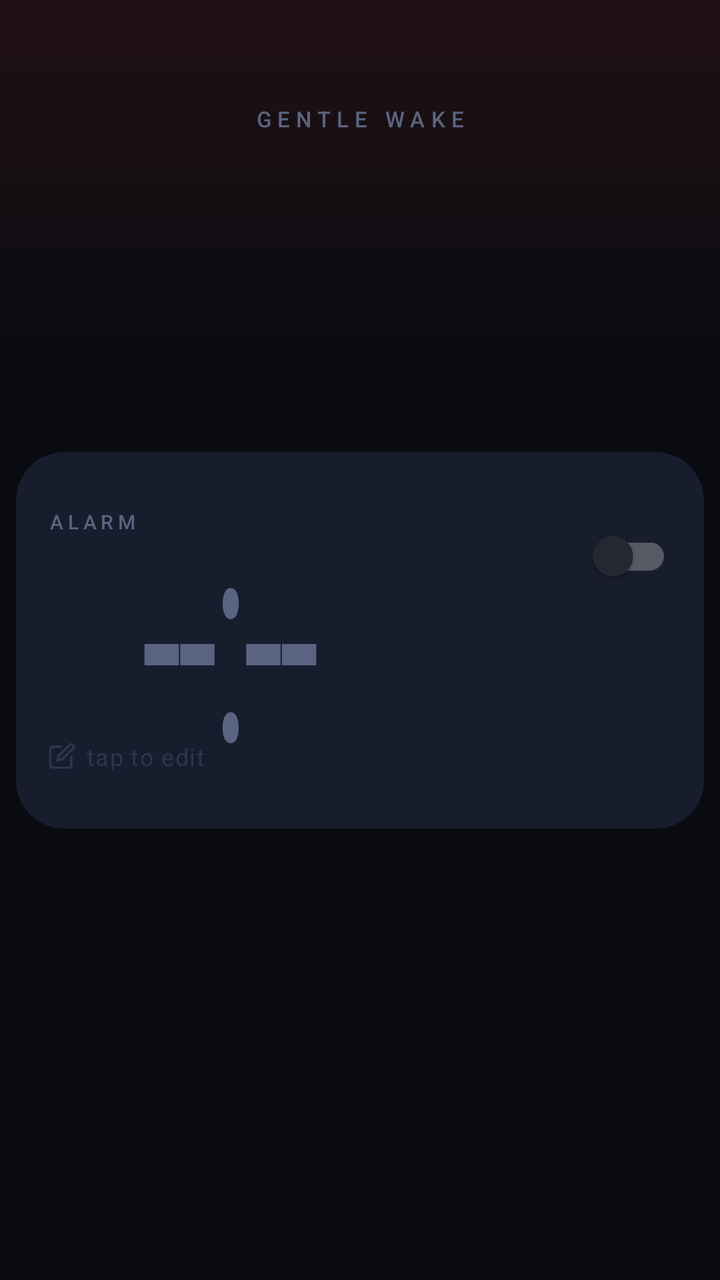
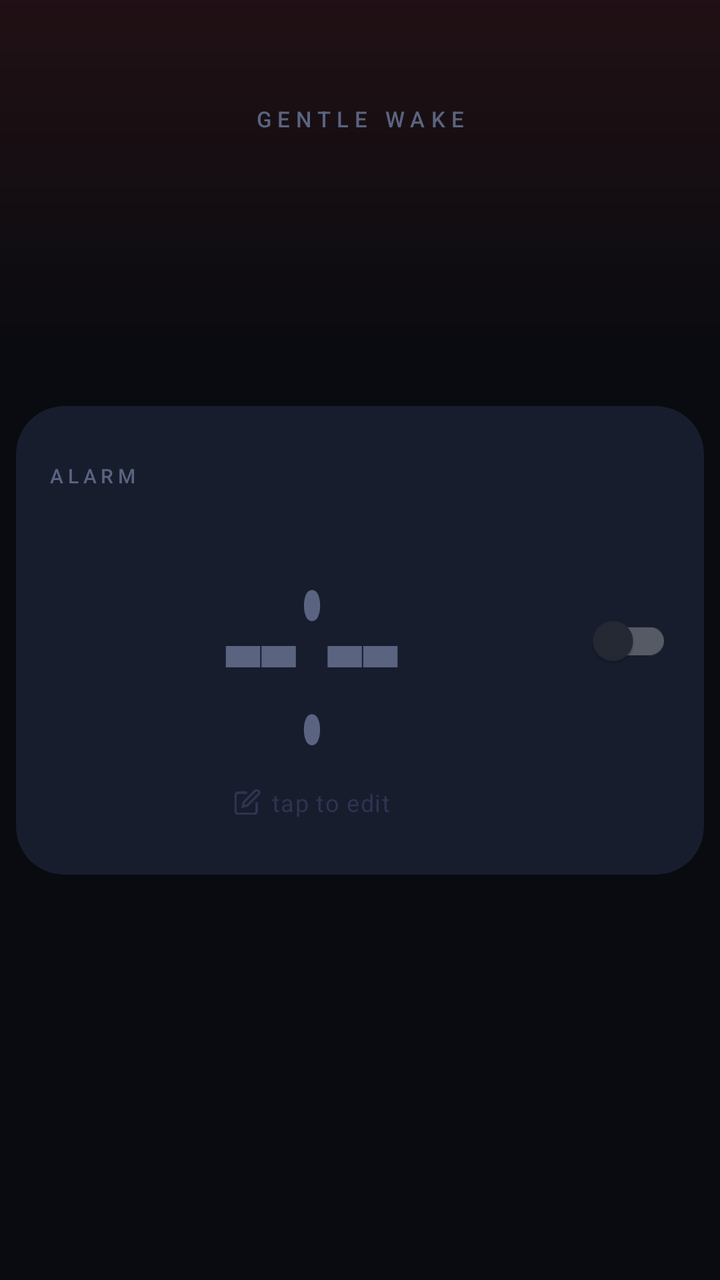

An Android layout rendered at two revisions. The XML below is the earlier revision; the diff shows what the commit changed to produce the second picture.
<!-- AndroidManifest.xml: application theme Theme.AlarmClock -->
<!-- res/layout/activity_main.xml -->
<?xml version="1.0" encoding="utf-8"?>
<androidx.constraintlayout.widget.ConstraintLayout
    xmlns:android="http://schemas.android.com/apk/res/android"
    xmlns:app="http://schemas.android.com/apk/res-auto"
    android:layout_width="match_parent"
    android:layout_height="match_parent"
    android:background="@color/bg_deep">

    
    <View
        android:id="@+id/topGlow"
        android:layout_width="0dp"
        android:layout_height="180dp"
        android:background="@drawable/bg_top_glow"
        app:layout_constraintTop_toTopOf="parent"
        app:layout_constraintStart_toStartOf="parent"
        app:layout_constraintEnd_toEndOf="parent" />

    
    <TextView
        android:id="@+id/tvAppLabel"
        android:layout_width="wrap_content"
        android:layout_height="wrap_content"
        android:text="GENTLE WAKE"
        android:textColor="@color/text_secondary"
        android:textSize="11sp"
        android:letterSpacing="0.28"
        android:fontFamily="sans-serif-medium"
        app:layout_constraintTop_toTopOf="parent"
        app:layout_constraintStart_toStartOf="parent"
        app:layout_constraintEnd_toEndOf="parent"
        android:layout_marginTop="52dp" />

    
    <androidx.cardview.widget.CardView
        android:id="@+id/cardAlarm"
        android:layout_width="0dp"
        android:layout_height="wrap_content"
        android:layout_marginStart="8dp"
        android:layout_marginEnd="8dp"
        app:cardBackgroundColor="@color/bg_card"
        app:cardCornerRadius="24dp"
        app:cardElevation="0dp"
        app:layout_constraintTop_toTopOf="parent"
        app:layout_constraintBottom_toBottomOf="parent"
        app:layout_constraintStart_toStartOf="parent"
        app:layout_constraintEnd_toEndOf="parent">

        <androidx.constraintlayout.widget.ConstraintLayout
            android:layout_width="match_parent"
            android:layout_height="wrap_content"
            android:paddingStart="16dp"
            android:paddingEnd="16dp"
            android:paddingTop="28dp"
            android:paddingBottom="28dp">

            
            <TextView
                android:id="@+id/tvAlarmLabel"
                android:layout_width="wrap_content"
                android:layout_height="wrap_content"
                android:text="ALARM"
                android:textSize="10sp"
                android:letterSpacing="0.22"
                android:textColor="@color/text_secondary"
                android:fontFamily="sans-serif-medium"
                app:layout_constraintTop_toTopOf="parent"
                app:layout_constraintStart_toStartOf="parent" />

            
            <com.google.android.material.switchmaterial.SwitchMaterial
                android:id="@+id/switchAlarm"
                android:layout_width="wrap_content"
                android:layout_height="wrap_content"
                android:checked="false"
                android:contentDescription="Enable alarm"
                app:layout_constraintTop_toTopOf="parent"
                app:layout_constraintEnd_toEndOf="parent" />

            
            <TextView
                android:id="@+id/tvAlarmTime"
                android:layout_width="0dp"
                android:layout_height="wrap_content"
                android:text="--:--"
                android:textSize="72sp"
                android:scaleY="2.0"
                android:gravity="start"
                android:letterSpacing="-0.03"
                android:includeFontPadding="false"
                android:textColor="@color/text_secondary"
                android:layout_marginTop="12dp"
                android:layout_marginStart="48dp"
                android:layout_marginEnd="8dp"
                android:background="?attr/selectableItemBackgroundBorderless"
                android:clickable="true"
                android:focusable="true"
                android:contentDescription="Tap to set alarm time"
                app:layout_constraintTop_toBottomOf="@id/tvAlarmLabel"
                app:layout_constraintStart_toStartOf="parent"
                app:layout_constraintEnd_toStartOf="@id/switchAlarm" />

            
            <LinearLayout
                android:id="@+id/rowEditHint"
                android:layout_width="wrap_content"
                android:layout_height="wrap_content"
                android:orientation="horizontal"
                android:gravity="center_vertical"
                android:layout_marginTop="6dp"
                app:layout_constraintTop_toBottomOf="@id/tvAlarmTime"
                app:layout_constraintStart_toStartOf="parent">

                <ImageView
                    android:id="@+id/ivEditHint"
                    android:layout_width="14dp"
                    android:layout_height="14dp"
                    android:src="@drawable/ic_edit"
                    android:tint="@color/text_dim"
                    android:contentDescription="Edit time" />

                <TextView
                    android:layout_width="wrap_content"
                    android:layout_height="wrap_content"
                    android:text="tap to edit"
                    android:textSize="12sp"
                    android:textColor="@color/text_dim"
                    android:letterSpacing="0.04"
                    android:layout_marginStart="5dp" />
            </LinearLayout>

        </androidx.constraintlayout.widget.ConstraintLayout>
    </androidx.cardview.widget.CardView>

    
    <TextView
        android:id="@+id/tvAlarmStatus"
        android:layout_width="wrap_content"
        android:layout_height="wrap_content"
        android:text=""
        android:textSize="13sp"
        android:textColor="@color/text_secondary"
        android:letterSpacing="0.04"
        android:layout_marginTop="20dp"
        app:layout_constraintTop_toBottomOf="@id/cardAlarm"
        app:layout_constraintStart_toStartOf="parent"
        app:layout_constraintEnd_toEndOf="parent" />

</androidx.constraintlayout.widget.ConstraintLayout>
<!-- resources referenced by this layout -->
<resources>
  <color name="bg_card">#181D2E</color>
  <color name="bg_deep">#090B10</color>
  <color name="text_dim">#2E3450</color>
  <color name="text_secondary">#5A6480</color>
  <!-- drawable bg_top_glow (drawable) -->
  <?xml version="1.0" encoding="utf-8"?>
  <shape xmlns:android="http://schemas.android.com/apk/res/android">
      <gradient
          android:type="linear"
          android:angle="270"
          android:startColor="#18FF3B3B"
          android:endColor="#00090B10" />
  </shape>
  <!-- drawable ic_edit (drawable) -->
  <vector xmlns:android="http://schemas.android.com/apk/res/android"
      android:width="24dp"
      android:height="24dp"
      android:viewportWidth="24"
      android:viewportHeight="24">
      <path
          android:fillColor="@android:color/transparent"
          android:strokeColor="#FFFFFF"
          android:strokeWidth="2"
          android:strokeLineCap="round"
          android:strokeLineJoin="round"
          android:pathData="M11,4H4a2,2 0,0 0,-2 2v14a2,2 0,0 0,2 2h14a2,2 0,0 0,2 -2v-7M18.5,2.5a2.121,2.121 0,0 1,3 3L12,15l-4,1 1,-4 9.5,-9.5Z"/>
  </vector>
  <style name="Theme.AlarmClock" parent="Theme.MaterialComponents.NoActionBar">
          <item name="android:windowBackground">@color/bg_deep</item>
          <item name="android:statusBarColor">@color/bg_deep</item>
          <item name="android:navigationBarColor">@color/bg_deep</item>
          <item name="colorPrimary">@color/alarm_red</item>
          <item name="colorPrimaryVariant">@color/alarm_red_dim</item>
          <item name="colorOnPrimary">@color/text_primary</item>
          <item name="colorSurface">@color/bg_surface</item>
          <item name="colorOnSurface">@color/text_primary</item>
          <item name="android:textColorPrimary">@color/text_primary</item>
          <item name="android:textColorSecondary">@color/text_secondary</item>
          
          <item name="colorControlActivated">@color/alarm_red</item>
          <item name="colorSwitchThumbNormal">@color/switch_thumb_off</item>
          <item name="android:colorForeground">@color/text_primary</item>
      </style>
  <color name="alarm_red">#FF3B3B</color>
  <color name="alarm_red_dim">#661818</color>
  <color name="text_primary">#E8ECF4</color>
  <color name="bg_surface">#111520</color>
  <color name="switch_thumb_off">#5A6480</color>
</resources>

<!-- the commit's change to res/layout/activity_main.xml (unified diff, before → after) -->
@@ -49,6 +49,8 @@
         <androidx.constraintlayout.widget.ConstraintLayout
             android:layout_width="match_parent"
             android:layout_height="wrap_content"
+            android:clipChildren="false"
+            android:clipToPadding="false"
             android:paddingStart="16dp"
             android:paddingEnd="16dp"
             android:paddingTop="28dp"
@@ -75,30 +77,42 @@
                 android:checked="false"
                 android:contentDescription="Enable alarm"
                 app:layout_constraintTop_toTopOf="parent"
+                app:layout_constraintBottom_toBottomOf="parent"
                 app:layout_constraintEnd_toEndOf="parent" />
 
             
-            <TextView
-                android:id="@+id/tvAlarmTime"
+            <FrameLayout
+                android:id="@+id/containerAlarmTime"
                 android:layout_width="0dp"
                 android:layout_height="wrap_content"
-                android:text="--:--"
-                android:textSize="72sp"
-                android:scaleY="2.0"
-                android:gravity="start"
-                android:letterSpacing="-0.03"
-                android:includeFontPadding="false"
-                android:textColor="@color/text_secondary"
+                android:paddingTop="24dp"
+                android:paddingBottom="24dp"
+                android:clipChildren="false"
+                android:clipToPadding="false"
                 android:layout_marginTop="12dp"
-                android:layout_marginStart="48dp"
-                android:layout_marginEnd="8dp"
-                android:background="?attr/selectableItemBackgroundBorderless"
-                android:clickable="true"
-                android:focusable="true"
-                android:contentDescription="Tap to set alarm time"
+                android:layout_marginBottom="12dp"
                 app:layout_constraintTop_toBottomOf="@id/tvAlarmLabel"
                 app:layout_constraintStart_toStartOf="parent"
-                app:layout_constraintEnd_toStartOf="@id/switchAlarm" />
+                app:layout_constraintEnd_toStartOf="@id/switchAlarm">
+
+                
+                <TextView
+                    android:id="@+id/tvAlarmTime"
+                    android:layout_width="wrap_content"
+                    android:layout_height="wrap_content"
+                    android:layout_gravity="center"
+                    android:text="--:--"
+                    android:textSize="72sp"
+                    android:scaleY="2.0"
+                    android:letterSpacing="-0.03"
+                    android:includeFontPadding="false"
+                    android:textColor="@color/text_secondary"
+                    android:background="?attr/selectableItemBackgroundBorderless"
+                    android:clickable="true"
+                    android:focusable="true"
+                    android:contentDescription="Tap to set alarm time" />
+
+            </FrameLayout>
 
             
             <LinearLayout
@@ -107,9 +121,10 @@
                 android:layout_height="wrap_content"
                 android:orientation="horizontal"
                 android:gravity="center_vertical"
-                android:layout_marginTop="6dp"
-                app:layout_constraintTop_toBottomOf="@id/tvAlarmTime"
-                app:layout_constraintStart_toStartOf="parent">
+                android:layout_marginTop="4dp"
+                app:layout_constraintTop_toBottomOf="@id/containerAlarmTime"
+                app:layout_constraintStart_toStartOf="parent"
+                app:layout_constraintEnd_toStartOf="@id/switchAlarm">
 
                 <ImageView
                     android:id="@+id/ivEditHint"
